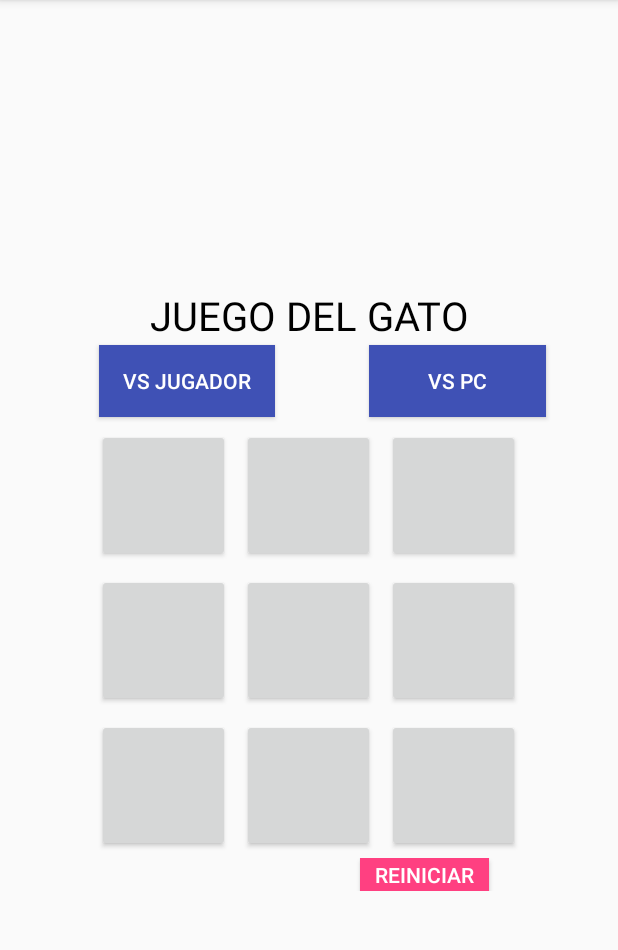
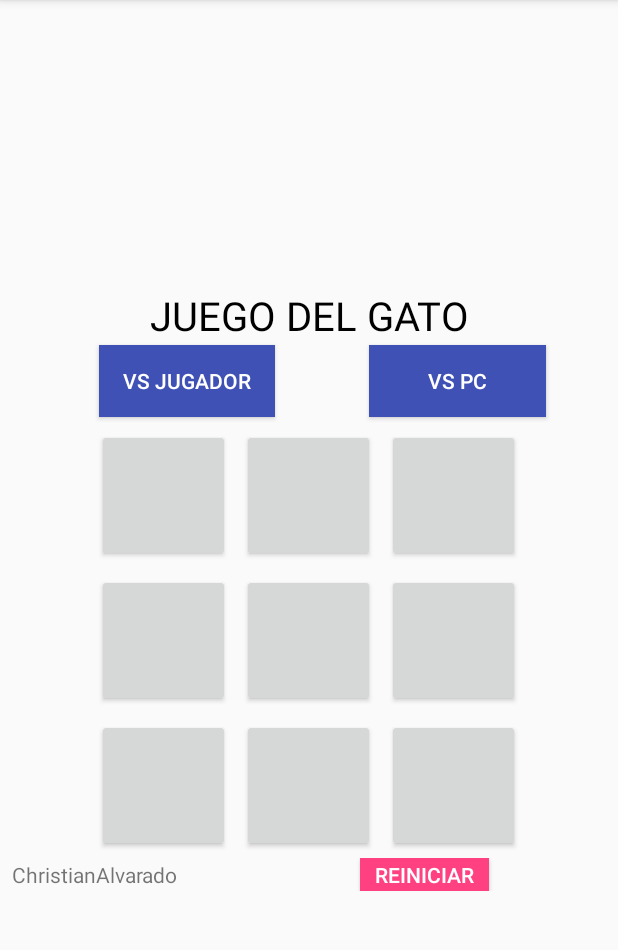
Before and after one commit to christianmagdiel/appTicTacToe, an Android app: the screen it shows after launch (MainActivity), on a phone screen of 412 x 824 dp, the part 84-1034 px from its top. Run offline under Robolectric (Android 15) with nearby library versions, the phone set to English and light mode, and no system bars.

Commit message:
Se añadio el nombre del autor que lo desarrollo en el Layout

```diff
--- a/TicTacToeGame/TicTacToeGameLocal/Startup/app/src/main/res/layout/activity_main.xml
+++ b/TicTacToeGame/TicTacToeGameLocal/Startup/app/src/main/res/layout/activity_main.xml
@@ -167,6 +167,21 @@
             app:layout_constraintStart_toStartOf="parent"
             app:layout_constraintTop_toTopOf="parent"
             app:layout_constraintVertical_bias="0.0" />
+
+        <TextView
+            android:id="@+id/textView2"
+            android:layout_width="wrap_content"
+            android:layout_height="wrap_content"
+            android:text="ChristianAlvarado"
+            app:layout_constraintEnd_toStartOf="@+id/button4"
+            android:layout_marginEnd="8dp"
+            app:layout_constraintStart_toStartOf="parent"
+            android:layout_marginStart="8dp"
+            app:layout_constraintTop_toTopOf="parent"
+            android:layout_marginLeft="16dp"
+            app:layout_constraintBottom_toBottomOf="parent"
+            app:layout_constraintHorizontal_bias="0.065"
+            app:layout_constraintLeft_toLeftOf="parent" />
     </android.support.constraint.ConstraintLayout>
 
 </TableLayout>
```
